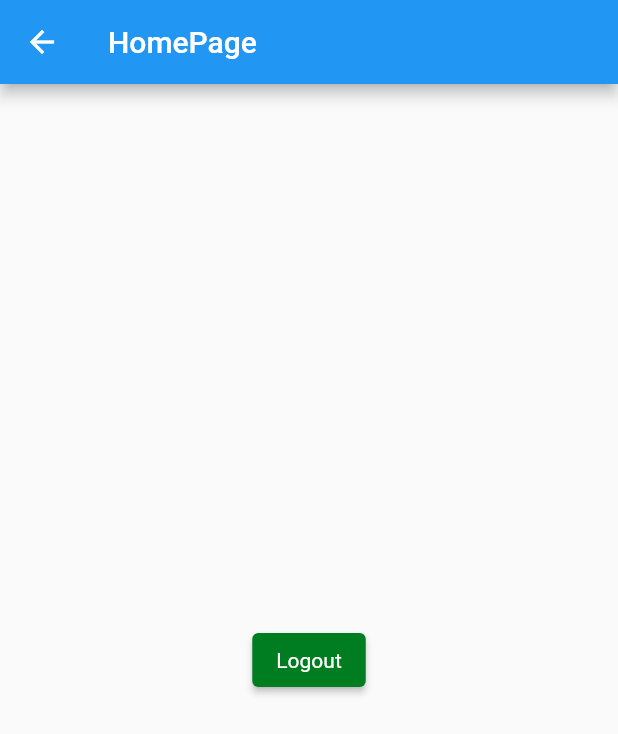
After one commit to ElcioLS/adf_vakinha_burger_mobile, a Flutter app: the HomePage screen opened by its route, on a phone screen of 412 x 824 dp. The commit adds this screen. Shown: the top 734 px of the screen. Run offline on Flutter 3.47's test engine with Material 2 defaults, Android fonts, the phone set to English and light mode, and no system bars; our stand-ins replace get, get_storage; missing offline and left inert: validatorless; accounts and stored records are empty; Roboto replaces fonts that are missing (mplus1).

Commit message:
AuthService implements - Listener de user logados

```diff
--- /dev/null
+++ b/lib/app/core/services/auth_service.dart
@@ -0,0 +1,39 @@
+import 'package:get/get.dart';
+import 'package:get_storage/get_storage.dart';
+
+import '../constants/constants.dart';
+
+class AuthService extends GetxService {
+  final _isLogged = RxnBool();
+  final _getStorage = GetStorage();
+
+  Future<AuthService> init() async {
+    _getStorage.listenKey(Constants.USER_KEY, (value) {
+      // if (value != null) {
+      //   _isLogged(true);
+      // } else {
+      //   _isLogged(false);
+      // }
+      // // reduzindo código fica assim como abaixo
+      _isLogged(value != null);
+    });
+
+    ever<bool?>(_isLogged, (isLogged) {
+      if (isLogged == null || !isLogged) {
+        Get.offAllNamed('/auth/login');
+      } else {
+        Get.offAllNamed('/home');
+      }
+    });
+
+    // final isLoggedData = getUserId() != null; //código básico
+    // _isLogged(isLoggedData);                  //código básico
+    //
+    _isLogged(getUserId() != null); //código mais sucinto
+    return this;
+  }
+
+  void logout() => _getStorage.write(Constants.USER_KEY, null);
+
+  int? getUserId() => _getStorage.read(Constants.USER_KEY);
+}
--- /dev/null
+++ b/lib/app/modules/home/home_bindings.dart
@@ -0,0 +1,9 @@
+import 'package:get/get.dart';
+import './home_controller.dart';
+
+class HomeBindings implements Bindings {
+    @override
+    void dependencies() {
+        Get.put(HomeController());
+    }
+}
--- /dev/null
+++ b/lib/app/modules/home/home_controller.dart
@@ -0,0 +1,3 @@
+import 'package:get/get.dart';
+
+class HomeController extends GetxController {}
--- /dev/null
+++ b/lib/app/modules/home/home_page.dart
@@ -0,0 +1,30 @@
+import 'package:adf_vakinha_burger_mobile/app/core/services/auth_service.dart';
+import 'package:flutter/material.dart';
+import 'package:get/get.dart';
+
+import './home_controller.dart';
+
+class HomePage extends GetView<HomeController> {
+  const HomePage({Key? key}) : super(key: key);
+
+  @override
+  Widget build(BuildContext context) {
+    return Scaffold(
+      appBar: AppBar(
+        title: const Text('HomePage'),
+      ),
+      body: Center(
+          child: Column(
+        mainAxisAlignment: MainAxisAlignment.center,
+        crossAxisAlignment: CrossAxisAlignment.center,
+        children: [
+          ElevatedButton(
+              onPressed: () {
+                Get.find<AuthService>().logout();
+              },
+              child: const Text('Logout'))
+        ],
+      )),
+    );
+  }
+}
--- /dev/null
+++ b/lib/app/modules/splash/splash_bindings.dart
@@ -0,0 +1,9 @@
+import 'package:adf_vakinha_burger_mobile/app/modules/splash/splash_controller.dart';
+import 'package:get/get.dart';
+
+class SplashBindings implements Bindings {
+  @override
+  void dependencies() {
+    Get.put(SplashController());
+  }
+}
--- /dev/null
+++ b/lib/app/routes/home_routers.dart
@@ -0,0 +1,15 @@
+import 'package:adf_vakinha_burger_mobile/app/modules/home/home_bindings.dart';
+import 'package:adf_vakinha_burger_mobile/app/modules/home/home_page.dart';
+import 'package:get/get.dart';
+
+class HomeRouters {
+  HomeRouters._();
+
+  static final routers = <GetPage>[
+    GetPage(
+      name: '/home',
+      binding: HomeBindings(),
+      page: () => const HomePage(),
+    ),
+  ];
+}
--- a/lib/app/routes/splash_routers.dart
+++ b/lib/app/routes/splash_routers.dart
@@ -1,3 +1,4 @@
+import 'package:adf_vakinha_burger_mobile/app/modules/splash/splash_bindings.dart';
 import 'package:get/get.dart';
 
 import '../modules/splash/splash_page.dart';
@@ -5,6 +6,9 @@ import '../modules/splash/splash_page.dart';
 class SplashRouters {
   SplashRouters._();
   static final routers = <GetPage>[
-    GetPage(name: '/', page: () => Get.put(const SplashPage())),
+    GetPage(
+        name: '/',
+        binding: SplashBindings(),
+        page: () => Get.put(const SplashPage())),
   ];
 }
--- a/lib/main.dart
+++ b/lib/main.dart
@@ -1,5 +1,6 @@
 import 'package:adf_vakinha_burger_mobile/app/core/bindings/application_binding.dart';
 import 'package:adf_vakinha_burger_mobile/app/core/ui/vakinha_ui.dart';
+import 'package:adf_vakinha_burger_mobile/app/routes/home_routers.dart';
 import 'package:adf_vakinha_burger_mobile/app/routes/splash_routers.dart';
 import 'package:flutter/material.dart';
 import 'package:get/get.dart';
@@ -24,6 +25,7 @@ class VakinhaBurgerMainApp extends StatelessWidget {
       getPages: [
         ...SplashRouters.routers,
         ...AuthRouters.routers,
+        ...HomeRouters.routers,
       ],
     );
   }
```
Also changed, not shown: lib/app/modules/register/register_controller.dart (+14 -6 lines), lib/app/modules/splash/splash_controller.dart (added, +8 -0 lines), lib/app/modules/splash/splash_page.dart (+3 -4 lines).
